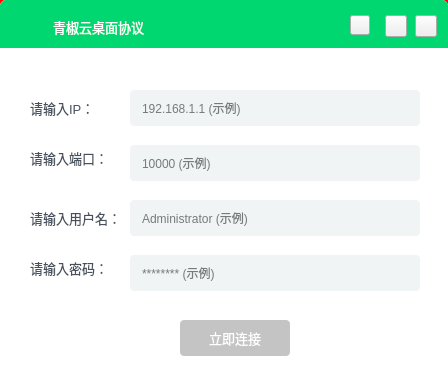
Qt form QJYTools/mainwindow.ui (KoterRomanov/QJYTools) before a commit.
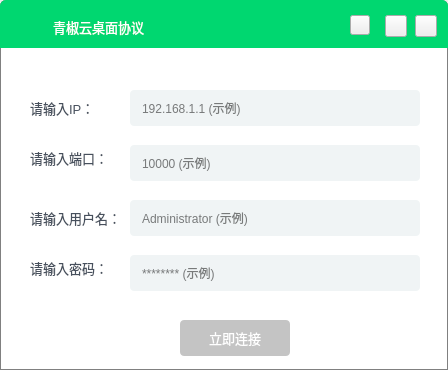
The same form after that commit. Icons and pictures are not drawn.

```diff
--- a/QJYTools/mainwindow.ui
+++ b/QJYTools/mainwindow.ui
@@ -31,13 +31,15 @@
   <property name="windowTitle">
    <string>MainWindow</string>
   </property>
+  <property name="autoFillBackground">
+   <bool>true</bool>
+  </property>
   <property name="styleSheet">
    <string notr="true">#MainWindow
 {
-	background-color: red;
-	border: none;
-	border-top-left-radius: 40px;
-	border-top-right-radius: 40px;
+
+
+
 }</string>
   </property>
   <widget class="QWidget" name="centralwidget">
@@ -65,6 +67,9 @@
 	background: #FFFFFF;
 	border-top-left-radius: 6px;
 	border-top-right-radius: 6px;
+	
+	border: 1px solid gray;
+
 }</string>
    </property>
    <widget class="QLabel" name="label_address">
```
Left out of the diff: 3 changed lines with no effect on the pictures.
